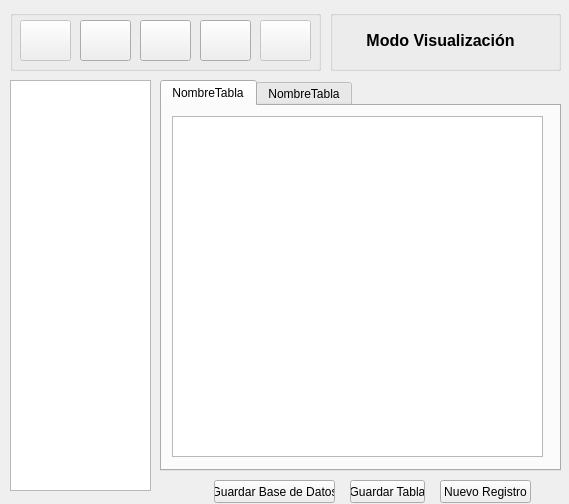
Before: the Qt Designer form visualizacionmodo.ui in msalguero/ProyectoOrganizacion, drawn with Qt 5.
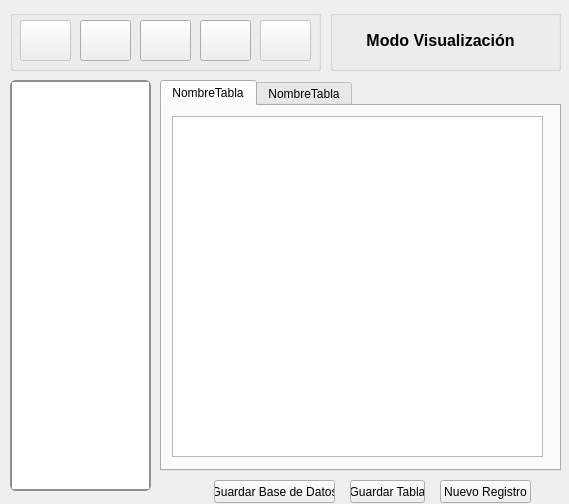
After: the same form once the commit is applied. Icons and pictures are not drawn.

The edit to the form file:
```diff
--- a/visualizacionmodo.ui
+++ b/visualizacionmodo.ui
@@ -59,6 +59,10 @@
      <height>411</height>
     </rect>
    </property>
+   <property name="styleSheet">
+    <string notr="true">border: 2px solid #8f8f91;
+     border-radius: 6px;</string>
+   </property>
    <property name="columnCount">
     <number>1</number>
    </property>
```
